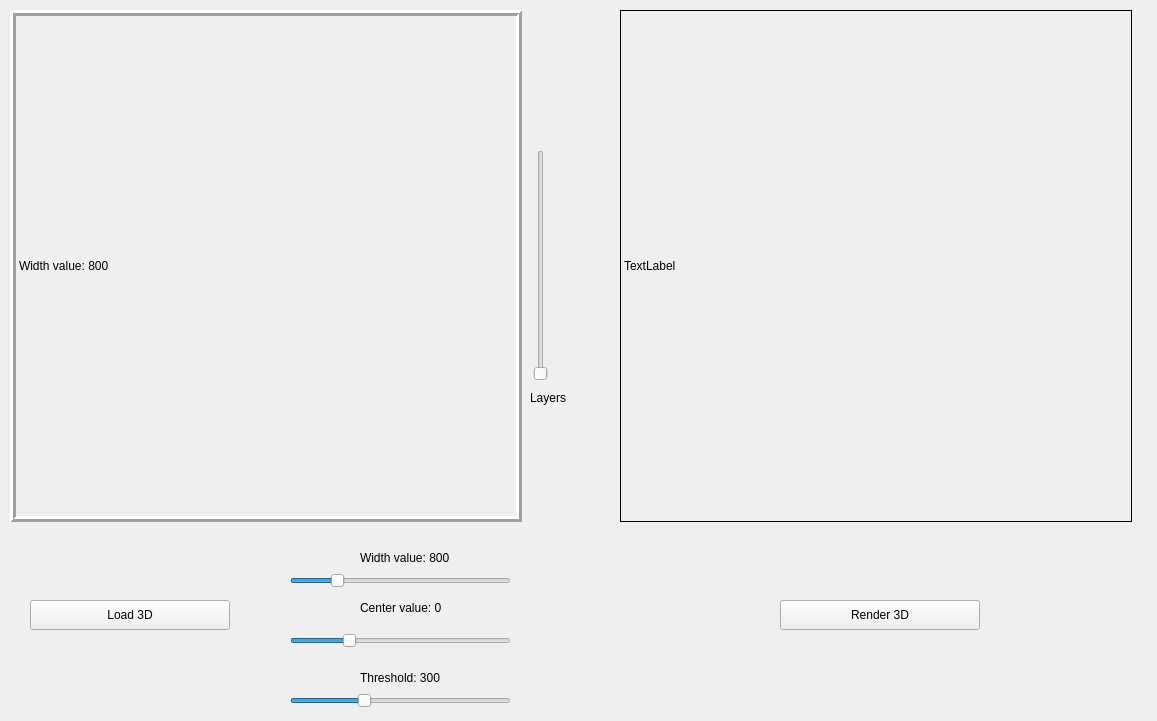
The window that widget.ui (ViolaValery/medizintechnik_ct_scan) describes before a commit, drawn with Qt 5.
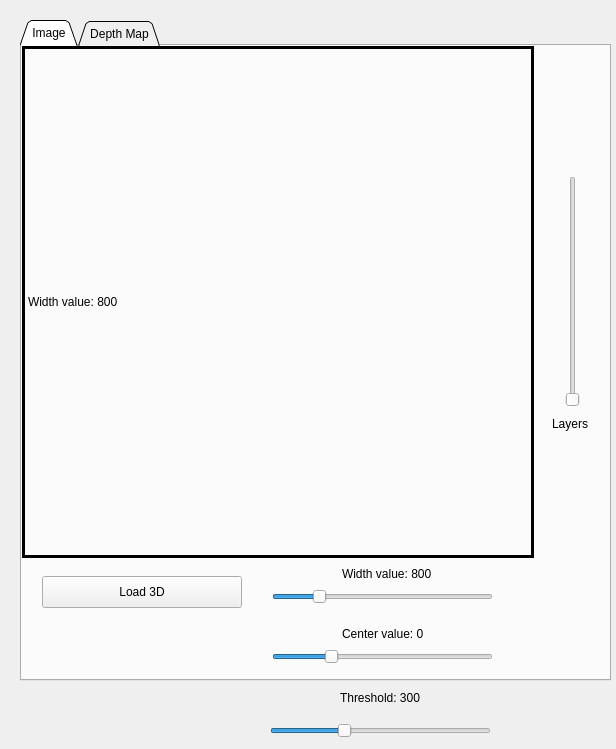
The same window after the commit. Icons and pictures are not drawn.

Commit message: compact design using tabWidget

Patch:
```diff
--- a/widget.ui
+++ b/widget.ui
@@ -6,8 +6,8 @@
    <rect>
     <x>0</x>
     <y>0</y>
-    <width>1157</width>
-    <height>721</height>
+    <width>616</width>
+    <height>749</height>
    </rect>
   </property>
   <property name="windowTitle">
@@ -19,11 +19,36 @@
   <property name="styleSheet">
    <string notr="true"/>
   </property>
+  <widget class="QTabWidget" name="tabWidget">
+   <property name="geometry">
+    <rect>
+     <x>20</x>
+     <y>20</y>
+     <width>591</width>
+     <height>661</height>
+    </rect>
+   </property>
+   <property name="tabPosition">
+    <enum>QTabWidget::TabPosition::North</enum>
+   </property>
+   <property name="tabShape">
+    <enum>QTabWidget::TabShape::Triangular</enum>
+   </property>
+   <property name="currentIndex">
+    <number>0</number>
+   </property>
+   <widget class="QWidget" name="tab_image">
+    <attribute name="icon">
+     <iconset theme="QIcon::ThemeIcon::CameraPhoto"/>
+    </attribute>
+    <attribute name="title">
+     <string>Image</string>
+    </attribute>
   <widget class="QLabel" name="label_image">
    <property name="geometry">
     <rect>
-     <x>10</x>
-     <y>10</y>
+       <x>0</x>
+       <y>0</y>
      <width>512</width>
      <height>512</height>
     </rect>
@@ -32,7 +57,7 @@
     <enum>QFrame::Shape::Box</enum>
    </property>
    <property name="frameShadow">
-    <enum>QFrame::Shadow::Raised</enum>
+      <enum>QFrame::Shadow::Plain</enum>
    </property>
    <property name="lineWidth">
     <number>3</number>
@@ -41,91 +66,11 @@
     <string>Width value: 800</string>
    </property>
   </widget>
-  <widget class="QSlider" name="horizontalSlider_width">
-   <property name="geometry">
-    <rect>
-     <x>290</x>
-     <y>570</y>
-     <width>221</width>
-     <height>21</height>
-    </rect>
-   </property>
-   <property name="minimum">
-    <number>1</number>
-   </property>
-   <property name="maximum">
-    <number>4095</number>
-   </property>
-   <property name="value">
-    <number>800</number>
-   </property>
-   <property name="orientation">
-    <enum>Qt::Orientation::Horizontal</enum>
-   </property>
-  </widget>
-  <widget class="QSlider" name="horizontalSlider_center">
-   <property name="geometry">
-    <rect>
-     <x>290</x>
-     <y>630</y>
-     <width>221</width>
-     <height>21</height>
-    </rect>
-   </property>
-   <property name="minimum">
-    <number>-1024</number>
-   </property>
-   <property name="maximum">
-    <number>3071</number>
-   </property>
-   <property name="orientation">
-    <enum>Qt::Orientation::Horizontal</enum>
-   </property>
-  </widget>
-  <widget class="QLabel" name="label_center">
-   <property name="geometry">
-    <rect>
-     <x>360</x>
-     <y>600</y>
-     <width>101</width>
-     <height>16</height>
-    </rect>
-   </property>
-   <property name="text">
-    <string>Center value: 0</string>
-   </property>
-  </widget>
-  <widget class="QLabel" name="label_width">
-   <property name="geometry">
-    <rect>
-     <x>360</x>
-     <y>550</y>
-     <width>101</width>
-     <height>16</height>
-    </rect>
-   </property>
-   <property name="text">
-    <string>Width value: 800</string>
-   </property>
-  </widget>
-  <widget class="QPushButton" name="pushButton_3d">
-   <property name="geometry">
-    <rect>
-     <x>30</x>
-     <y>600</y>
-     <width>200</width>
-     <height>30</height>
-    </rect>
-   </property>
-   <property name="text">
-    <string>Load 3D</string>
-   </property>
-  </widget>
   <widget class="QSlider" name="verticalSlider_layers">
    <property name="geometry">
     <rect>
-     <x>530</x>
-     <y>150</y>
+       <x>540</x>
+       <y>130</y>
      <width>21</width>
      <height>231</height>
     </rect>
@@ -141,7 +86,7 @@
    <property name="geometry">
     <rect>
      <x>530</x>
-     <y>390</y>
+       <y>370</y>
      <width>41</width>
      <height>16</height>
     </rect>
@@ -150,26 +95,39 @@
     <string>Layers</string>
    </property>
   </widget>
-  <widget class="QLabel" name="label_threshold">
+    <widget class="QLabel" name="label_width">
    <property name="geometry">
     <rect>
-     <x>360</x>
-     <y>670</y>
+       <x>320</x>
+       <y>520</y>
      <width>101</width>
      <height>16</height>
     </rect>
    </property>
    <property name="text">
-    <string>Threshold: 300</string>
-   </property>
-  </widget>
-  <widget class="QSlider" name="horizontalSlider_threshold">
+      <string>Width value: 800</string>
+     </property>
+    </widget>
+    <widget class="QLabel" name="label_center">
    <property name="geometry">
     <rect>
-     <x>290</x>
-     <y>690</y>
+       <x>320</x>
+       <y>580</y>
+       <width>101</width>
+       <height>16</height>
+      </rect>
+     </property>
+     <property name="text">
+      <string>Center value: 0</string>
+     </property>
+    </widget>
+    <widget class="QSlider" name="horizontalSlider_center">
+     <property name="geometry">
+      <rect>
+       <x>250</x>
+       <y>600</y>
      <width>221</width>
-     <height>22</height>
+       <height>21</height>
     </rect>
    </property>
    <property name="minimum">
@@ -178,18 +136,61 @@
    <property name="maximum">
     <number>3071</number>
    </property>
+     <property name="orientation">
+      <enum>Qt::Orientation::Horizontal</enum>
+     </property>
+    </widget>
+    <widget class="QSlider" name="horizontalSlider_width">
+     <property name="geometry">
+      <rect>
+       <x>250</x>
+       <y>540</y>
+       <width>221</width>
+       <height>21</height>
+      </rect>
+     </property>
+     <property name="minimum">
+      <number>1</number>
+     </property>
+     <property name="maximum">
+      <number>4095</number>
+     </property>
    <property name="value">
-    <number>300</number>
+      <number>800</number>
    </property>
    <property name="orientation">
     <enum>Qt::Orientation::Horizontal</enum>
    </property>
   </widget>
+    <widget class="QPushButton" name="pushButton_3d">
+     <property name="geometry">
+      <rect>
+       <x>20</x>
+       <y>530</y>
+       <width>200</width>
+       <height>32</height>
+      </rect>
+     </property>
+     <property name="text">
+      <string>Load 3D</string>
+     </property>
+    </widget>
+   </widget>
+   <widget class="QWidget" name="tab_diffuseDepthBuffer">
+    <property name="autoFillBackground">
+     <bool>false</bool>
+    </property>
+    <attribute name="icon">
+     <iconset theme="QIcon::ThemeIcon::EditSelectAll"/>
+    </attribute>
+    <attribute name="title">
+     <string>Depth Map</string>
+    </attribute>
   <widget class="QLabel" name="label_depthBuffer">
    <property name="geometry">
     <rect>
-     <x>620</x>
-     <y>10</y>
+       <x>0</x>
+       <y>0</y>
      <width>512</width>
      <height>512</height>
     </rect>
@@ -197,6 +198,9 @@
    <property name="frameShape">
     <enum>QFrame::Shape::Box</enum>
    </property>
+     <property name="lineWidth">
+      <number>3</number>
+     </property>
    <property name="text">
     <string>TextLabel</string>
    </property>
@@ -204,14 +208,54 @@
   <widget class="QPushButton" name="pushButton_render3d">
    <property name="geometry">
     <rect>
-     <x>780</x>
-     <y>600</y>
+       <x>150</x>
+       <y>520</y>
      <width>200</width>
-     <height>30</height>
+       <height>32</height>
     </rect>
    </property>
    <property name="text">
-    <string>Render 3D</string>
+      <string/>
+     </property>
+     <property name="icon">
+      <iconset theme="QIcon::ThemeIcon::SystemReboot"/>
+     </property>
+    </widget>
+   </widget>
+  </widget>
+  <widget class="QSlider" name="horizontalSlider_threshold">
+   <property name="geometry">
+    <rect>
+     <x>270</x>
+     <y>720</y>
+     <width>221</width>
+     <height>22</height>
+    </rect>
+   </property>
+   <property name="minimum">
+    <number>-1024</number>
+   </property>
+   <property name="maximum">
+    <number>3071</number>
+   </property>
+   <property name="value">
+    <number>300</number>
+   </property>
+   <property name="orientation">
+    <enum>Qt::Orientation::Horizontal</enum>
+   </property>
+  </widget>
+  <widget class="QLabel" name="label_threshold">
+   <property name="geometry">
+    <rect>
+     <x>340</x>
+     <y>690</y>
+     <width>101</width>
+     <height>16</height>
+    </rect>
+   </property>
+   <property name="text">
+    <string>Threshold: 300</string>
    </property>
   </widget>
  </widget>
```
Lines whose indentation alone changed are shown as unchanged. The commit also changes 2 other files.
